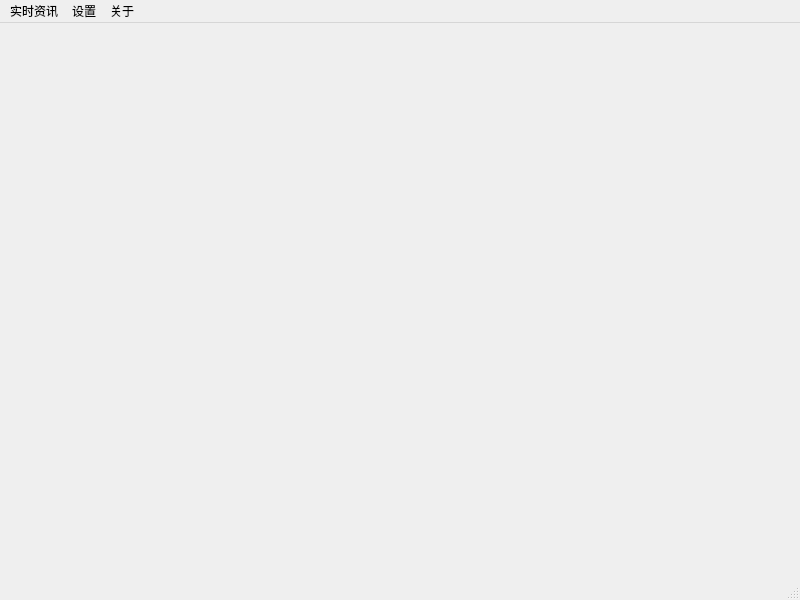
The window that ui/main.ui (slightin/infoCrawler_qt) describes before a commit, drawn with Qt 5.
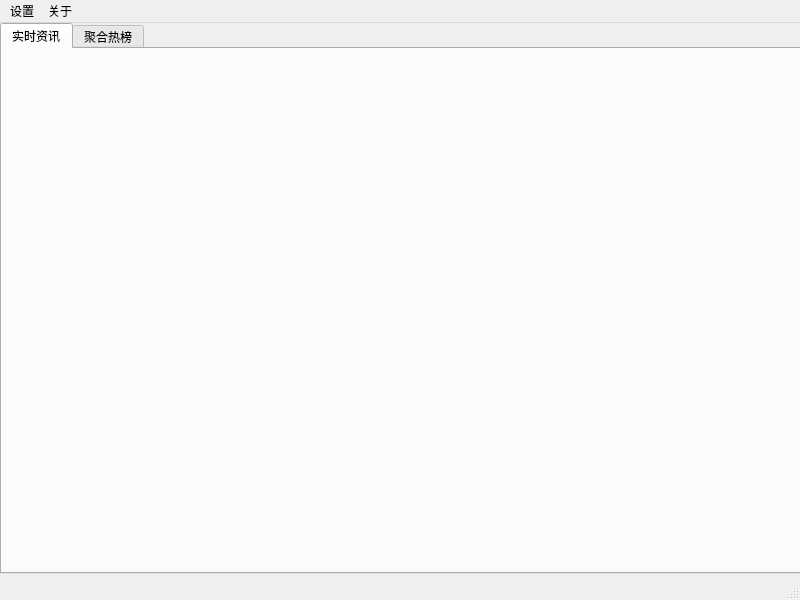
The same window after the commit.

Diff of the .ui file:
```diff
--- a/ui/main.ui
+++ b/ui/main.ui
@@ -13,7 +13,31 @@
         <property name="windowTitle">
             <string>聚合资讯</string>
         </property>
-        <widget class="QWidget" name="centralwidget"/>
+  <widget class="QWidget" name="centralwidget">
+   <widget class="QTabWidget" name="tabWidget">
+    <property name="geometry">
+     <rect>
+      <x>0</x>
+      <y>0</y>
+      <width>801</width>
+      <height>551</height>
+     </rect>
+    </property>
+    <property name="currentIndex">
+     <number>0</number>
+    </property>
+    <widget class="QWidget" name="tab">
+     <attribute name="title">
+      <string>实时资讯</string>
+     </attribute>
+    </widget>
+    <widget class="QWidget" name="tab_2">
+     <attribute name="title">
+      <string>聚合热榜</string>
+     </attribute>
+    </widget>
+   </widget>
+  </widget>
         <widget class="QMenuBar" name="menubar">
             <property name="geometry">
                 <rect>
@@ -23,11 +47,6 @@
                     <height>26</height>
                 </rect>
             </property>
-            <widget class="QMenu" name="menu">
-                <property name="title">
-                    <string>实时资讯</string>
-                </property>
-            </widget>
             <widget class="QMenu" name="about">
                 <property name="title">
                     <string>关于</string>
@@ -38,7 +57,6 @@
                     <string>设置</string>
                 </property>
             </widget>
-            <addaction name="menu"/>
             <addaction name="setting"/>
             <addaction name="about"/>
         </widget>
```
Left out of the diff: 3 changed lines with no effect on the pictures. Lines whose indentation alone changed are shown as unchanged.
